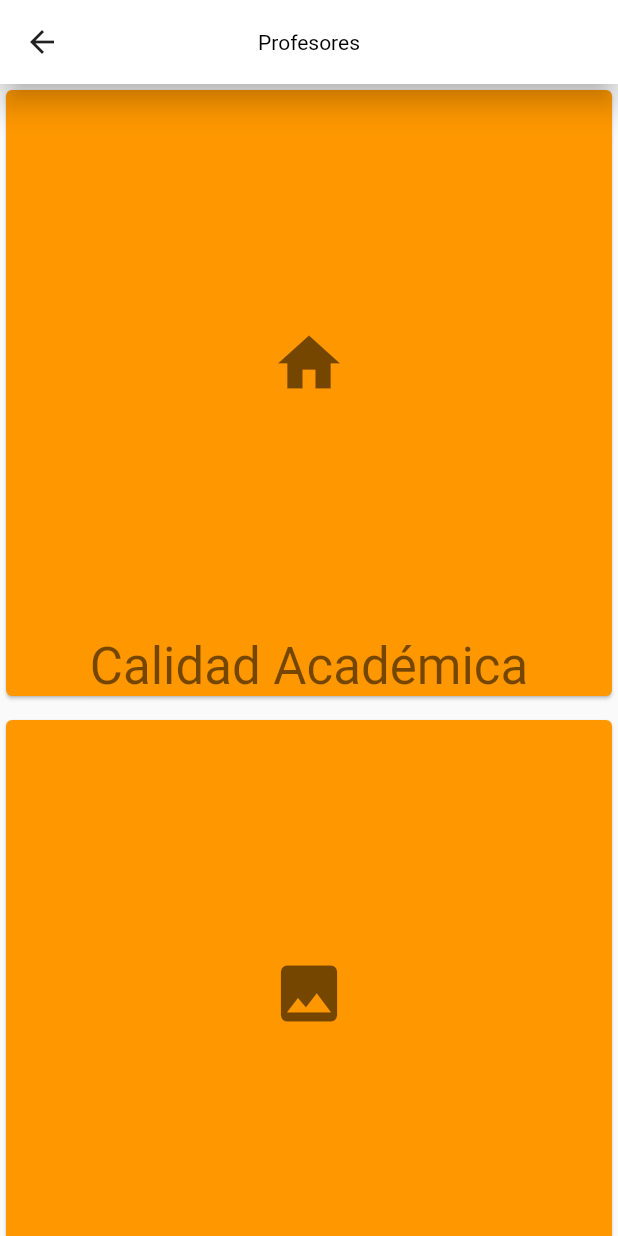
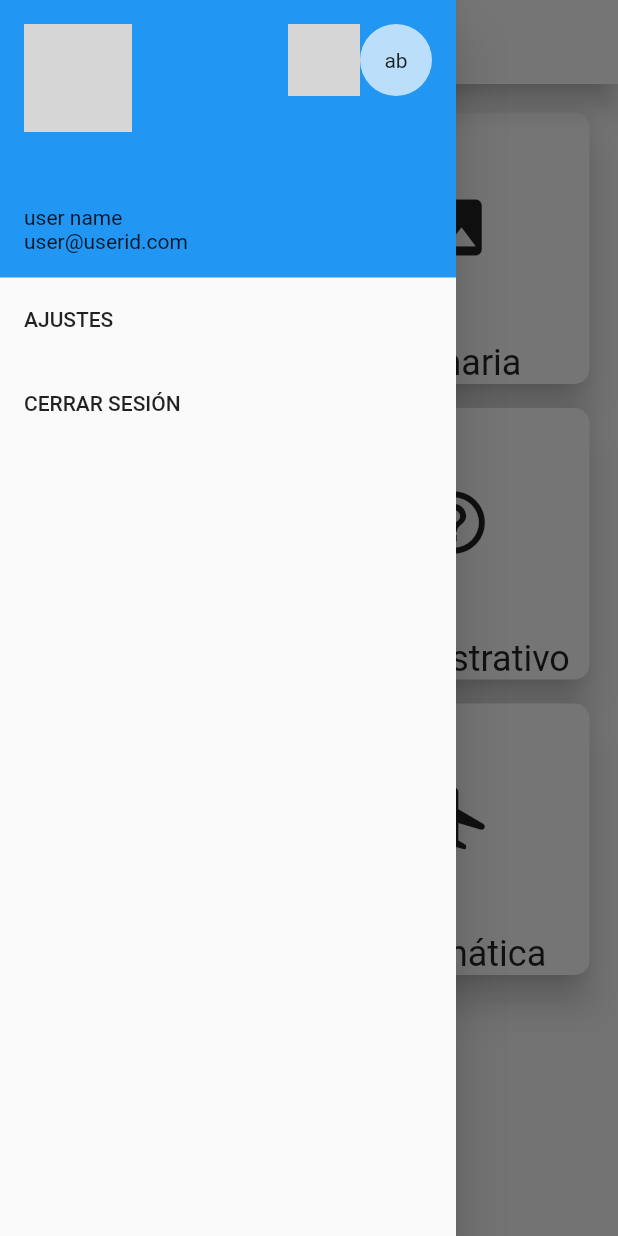
Before and after one commit to aescutiadev/proyecto_escuela, a Flutter app: the HomePage screen opened by its route, with the side drawer open (before the commit the screen has no drawer), on a phone screen of 412 x 824 dp. Run offline on Flutter 3.47's test engine with Material 2 defaults, Android fonts, the light colour scheme and no system bars; drawn by our look-alikes of getwidget; our stand-ins replace get, get_storage; accounts and stored records are empty; network calls fail; grey boxes are pictures that could not be loaded.

Commit message:
diseño corregido

```diff
--- a/lib/main.dart
+++ b/lib/main.dart
@@ -12,7 +12,7 @@ void main() async {
 
 class MyApp extends StatelessWidget {
   // This widget is the root of your application.
-  GetStorage box = GetStorage();
+  final GetStorage box = GetStorage();
 
   @override
   Widget build(BuildContext context) {
@@ -43,7 +43,7 @@ class MyApp extends StatelessWidget {
           ),
         ),
       ),
-      initialRoute: box.read('login') == null || box.read('login') != false
+      initialRoute: box.read('login') == null || box.read('login') == false
           ? '/'
           : '/home',
       navigatorKey: Get.key,
--- a/lib/routes/routes.dart
+++ b/lib/routes/routes.dart
@@ -1,8 +1,10 @@
 import 'package:get/get.dart';
+import 'package:propotipo_escuela/src/screens/areas/area_screen.dart';
 import 'package:propotipo_escuela/src/screens/home/home_screen.dart';
 import 'package:propotipo_escuela/src/screens/login/login_screen.dart';
 
 routes() => [
       GetPage(name: LoginPage.route, page: () => LoginPage()),
       GetPage(name: HomePage.route, page: () => HomePage()),
+      GetPage(name: AreaScreen.route, page: () => AreaScreen()),
     ];
--- /dev/null
+++ b/lib/src/screens/home/home_drawer.dart
@@ -0,0 +1,80 @@
+import 'package:flutter/material.dart';
+import 'package:get/get.dart';
+import 'package:get_storage/get_storage.dart';
+import 'package:getwidget/getwidget.dart';
+import 'package:propotipo_escuela/src/screens/login/login_screen.dart';
+
+class DrawerApp extends StatelessWidget {
+  const DrawerApp({Key? key}) : super(key: key);
+
+  @override
+  Widget build(BuildContext context) {
+    return GFDrawer(
+      child: ListView(
+        padding: EdgeInsets.zero,
+        children: <Widget>[
+          GFDrawerHeader(
+            currentAccountPicture: GFAvatar(
+              radius: 80.0,
+              backgroundImage: NetworkImage(
+                  "https://cdn.pixabay.com/photo/2017/12/03/18/04/christmas-balls-2995437_960_720.jpg"),
+            ),
+            otherAccountsPictures: <Widget>[
+              Image(
+                image: NetworkImage(
+                    "https://cdn.pixabay.com/photo/2019/12/20/00/03/road-4707345_960_720.jpg"),
+                fit: BoxFit.cover,
+              ),
+              GFAvatar(
+                child: Text("ab"),
+              )
+            ],
+            child: Column(
+              mainAxisAlignment: MainAxisAlignment.start,
+              crossAxisAlignment: CrossAxisAlignment.start,
+              children: <Widget>[
+                Text('user name'),
+                Text('user@userid.com'),
+              ],
+            ),
+          ),
+          ListTile(
+            title: Text('AJUSTES'),
+            onTap: () {},
+          ),
+          ListTile(
+            title: Text('CERRAR SESIÓN'),
+            onTap: () {
+              Get.defaultDialog(title: 'Confirmar cierre de sesión.', actions: [
+                TextButton(
+                  onPressed: () {
+                    GetStorage().write('login', false);
+                    Get.offAllNamed(LoginPage.route);
+                  },
+                  child: Text('CERRAR SESIÓN'),
+                ),
+                TextButton(
+                  onPressed: () {
+                    Navigator.pop(context);
+                  },
+                  child: Text('CANCELAR'),
+                )
+              ]);
+            },
+          ),
+        ],
+      ),
+    );
+  }
+
+  Widget _listTile(
+    String title, {
+    IconData icon = Icons.account_circle_sharp,
+    Function()? ontap,
+  }) =>
+      ListTile(
+        leading: Icon(icon),
+        title: Text(title),
+        onTap: ontap,
+      );
+}
--- a/lib/src/screens/home/home_screen.dart
+++ b/lib/src/screens/home/home_screen.dart
@@ -2,6 +2,8 @@ import 'dart:math';
 
 import 'package:flutter/material.dart';
 import 'package:get/get.dart';
+import 'package:propotipo_escuela/src/screens/areas/area_screen.dart';
+import 'package:propotipo_escuela/src/screens/home/home_drawer.dart';
 
 class HomePage extends StatelessWidget {
   static const String route = '/home';
@@ -12,11 +14,14 @@ class HomePage extends StatelessWidget {
   @override
   Widget build(BuildContext context) {
     return Scaffold(
+      drawer: DrawerApp(),
       appBar: AppBar(
-        title: Text('Profesores'),
+        title: Text('GENERAL'),
       ),
       body: GridView.count(
-        crossAxisCount: GetPlatform.isWeb ? 4 : 1,
+        padding: EdgeInsets.all(15.0),
+        crossAxisCount:
+            Get.mediaQuery.orientation == Orientation.landscape ? 4 : 2,
         crossAxisSpacing: 4.0,
         mainAxisSpacing: 8.0,
         children: List.generate(
@@ -49,20 +54,48 @@ class RandomColorModel {
 }
 
 class Choice {
-  const Choice({required this.title, required this.icon});
+  const Choice({required this.title, required this.icon, required this.onTap});
   final String title;
   final IconData icon;
+  final void Function() onTap;
 }
 
 const List<Choice> choices = const <Choice>[
-  const Choice(title: 'Calidad Académica', icon: Icons.home),
-  const Choice(title: 'Imagen', icon: Icons.image),
-  const Choice(title: 'Clima organizacional', icon: Icons.perm_phone_msg),
-  const Choice(title: 'Servicio de Apoyo', icon: Icons.help_outline_sharp),
   const Choice(
-      title: 'Asuntos estudiantiles', icon: Icons.personal_injury_rounded),
-  const Choice(title: 'Internalización', icon: Icons.airplanemode_on_rounded),
-  const Choice(title: 'Finanzas', icon: Icons.monetization_on),
+    title: 'Bachillerato',
+    icon: Icons.home,
+    onTap: _hola,
+  ),
+  const Choice(
+    title: 'Primaria',
+    icon: Icons.image,
+    onTap: _hola2,
+  ),
+  const Choice(
+    title: 'Kinder',
+    icon: Icons.perm_phone_msg,
+    onTap: _hola3,
+  ),
+  const Choice(
+    title: 'Administrativo',
+    icon: Icons.help_outline_sharp,
+    onTap: _hola4,
+  ),
+  const Choice(
+    title: 'Psicopedagogía',
+    icon: Icons.personal_injury_rounded,
+    onTap: _hola5,
+  ),
+  const Choice(
+    title: 'Informática',
+    icon: Icons.airplanemode_on_rounded,
+    onTap: _hola6,
+  ),
+  const Choice(
+    title: 'Deportes',
+    icon: Icons.monetization_on,
+    onTap: _hola7,
+  ),
 ];
 
 class SelectCard extends StatelessWidget {
@@ -71,18 +104,56 @@ class SelectCard extends StatelessWidget {
 
   @override
   Widget build(BuildContext context) {
-    final TextStyle? textStyle = Theme.of(context).textTheme.headline4;
-    return Card(
-        color: Colors.orange,
+    final TextStyle? textStyle = Theme.of(context).textTheme.headline5;
+    return InkWell(
+      onTap: choice.onTap,
+      borderRadius: BorderRadius.circular(10.0),
+      child: Card(
+        shape: RoundedRectangleBorder(
+          borderRadius: BorderRadius.circular(10.0),
+        ),
+        elevation: 10.0,
+        color: Colors.white,
         child: Center(
           child: Column(
-              crossAxisAlignment: CrossAxisAlignment.center,
-              children: <Widget>[
-                Expanded(
-                    child:
-                        Icon(choice.icon, size: 50.0, color: textStyle!.color)),
-                Text(choice.title, style: textStyle),
-              ]),
-        ));
+            crossAxisAlignment: CrossAxisAlignment.center,
+            children: <Widget>[
+              Expanded(
+                child: Icon(choice.icon, size: 50.0, color: textStyle!.color),
+              ),
+              Text(choice.title, style: textStyle),
+            ],
+          ),
+        ),
+      ),
+    );
   }
 }
+
+void _hola() {
+  Get.toNamed(AreaScreen.route, arguments: 'Calidad Académica');
+}
+
+void _hola2() {
+  Get.toNamed(AreaScreen.route, arguments: 'Imagen');
+}
+
+void _hola3() {
+  Get.toNamed(AreaScreen.route, arguments: 'Colima organizacional');
+}
+
+void _hola4() {
+  Get.toNamed(AreaScreen.route, arguments: 'Servicio de Apoyo');
+}
+
+void _hola5() {
+  Get.toNamed(AreaScreen.route, arguments: 'Asuntos estudiantiles');
+}
+
+void _hola6() {
+  Get.toNamed(AreaScreen.route, arguments: 'Internalización');
+}
+
+void _hola7() {
+  Get.toNamed(AreaScreen.route, arguments: 'Finanzas');
+}
--- a/pubspec.yaml
+++ b/pubspec.yaml
@@ -32,6 +32,7 @@ dependencies:
   cupertino_icons: ^1.0.2
   get:
   get_storage:
+  getwidget: ^2.0.2
 
 dev_dependencies:
   flutter_test:
```
Also changed, not shown: lib/src/screens/areas/area_screen.dart (added, +416 -0 lines), pubspec.lock.
